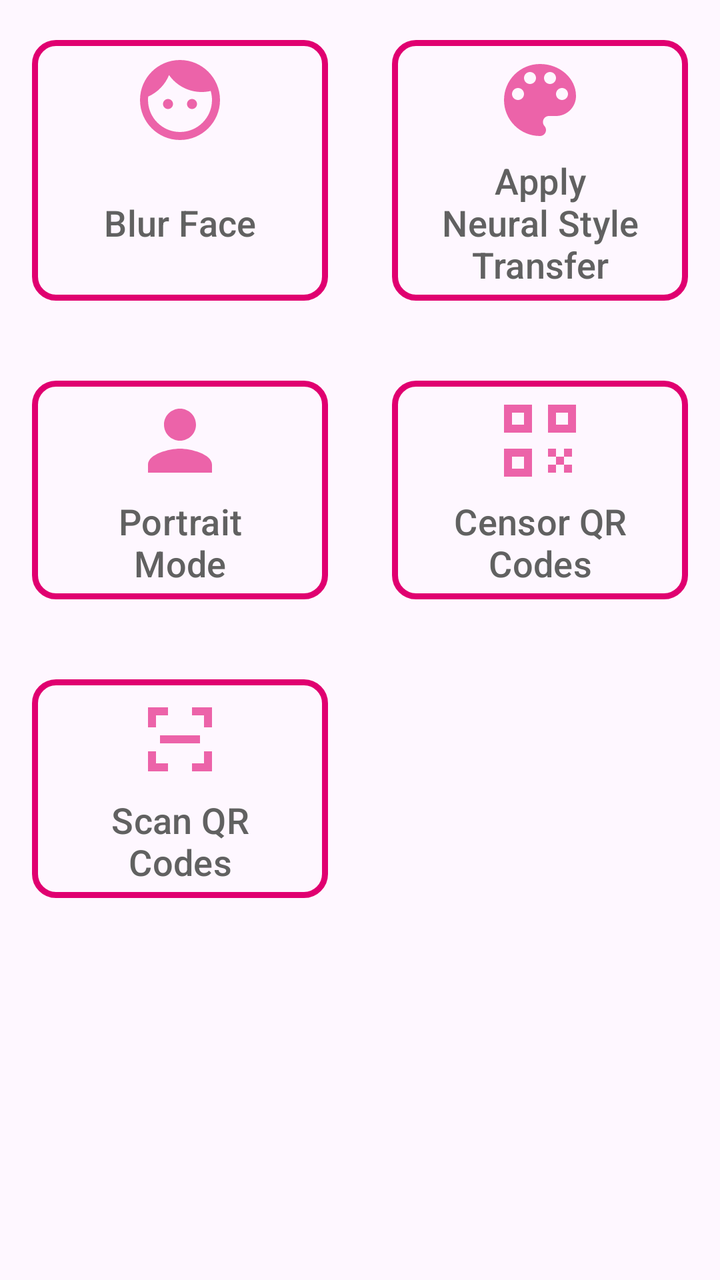
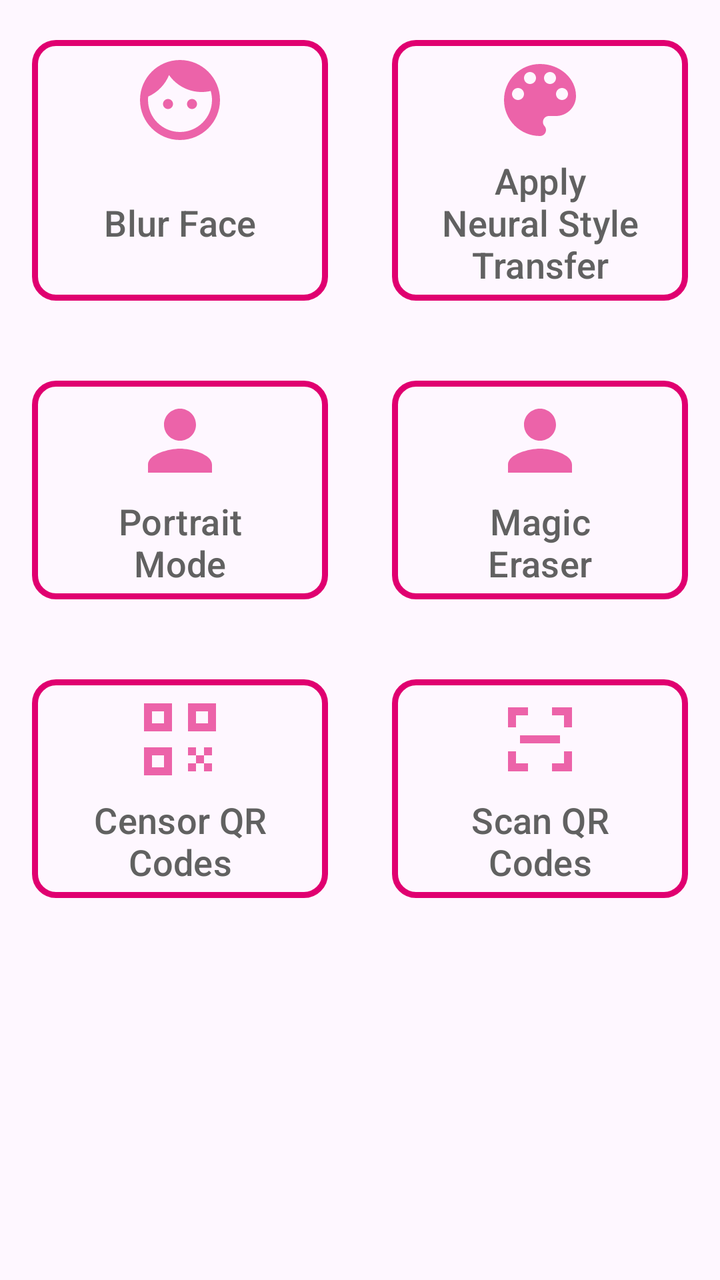

Two renders of the same Android screen: before a commit and after it. Below are the layout's source before the change and the commit's diff.
<!-- AndroidManifest.xml: application theme Theme.Asnapblur -->
<!-- res/layout/page_home.xml -->
<?xml version="1.0" encoding="utf-8"?>
<androidx.drawerlayout.widget.DrawerLayout xmlns:android="http://schemas.android.com/apk/res/android"
    xmlns:app="http://schemas.android.com/apk/res-auto"
    android:id="@+id/drawer"
    android:layout_width="match_parent"
    android:layout_height="match_parent">

    <LinearLayout
        android:layout_width="match_parent"
        android:layout_height="match_parent"
        android:orientation="vertical">

        <FrameLayout
            android:id="@+id/container_app_bar"
            android:layout_width="match_parent"
            android:layout_height="wrap_content" />

        <GridLayout
            android:layout_width="match_parent"
            android:layout_height="wrap_content"
            android:columnCount="@integer/grid_column_count">

            <com.google.android.material.button.MaterialButton
                android:id="@+id/button_blur_face"
                style="@style/Theme.Asnapblur.HomeMenuButton"
                android:layout_width="0dp"
                android:layout_height="wrap_content"
                android:layout_columnWeight="1"
                android:layout_gravity="fill"
                android:gravity="center"
                android:text="@string/title_blur_face"
                app:icon="@drawable/ic_face_black" />

            <com.google.android.material.button.MaterialButton
                android:id="@+id/button_nst_apply_picture"
                style="@style/Theme.Asnapblur.HomeMenuButton"
                android:layout_width="0dp"
                android:layout_height="wrap_content"
                android:layout_columnWeight="1"
                android:layout_gravity="fill"
                android:gravity="center"
                android:text="@string/title_nst_apply_image"
                app:icon="@drawable/ic_palette_black" />

            <com.google.android.material.button.MaterialButton
                android:id="@+id/button_portrait_mode"
                style="@style/Theme.Asnapblur.HomeMenuButton"
                android:layout_width="0dp"
                android:layout_height="wrap_content"
                android:layout_columnWeight="1"
                android:layout_gravity="fill"
                android:gravity="center"
                android:text="@string/title_portrait_mode"
                app:icon="@drawable/ic_portrait_black" />

            <com.google.android.material.button.MaterialButton
                android:id="@+id/button_qr_censor"
                style="@style/Theme.Asnapblur.HomeMenuButton"
                android:layout_width="0dp"
                android:layout_height="wrap_content"
                android:layout_columnWeight="1"
                android:layout_gravity="fill"
                android:gravity="center"
                android:text="@string/title_qr_censor"
                app:icon="@drawable/ic_qr_code_black" />

            <com.google.android.material.button.MaterialButton
                android:id="@+id/button_qr_scan"
                style="@style/Theme.Asnapblur.HomeMenuButton"
                android:layout_width="0dp"
                android:layout_height="wrap_content"
                android:layout_columnWeight="1"
                android:layout_gravity="fill"
                android:gravity="center"
                android:text="@string/title_qr_scan"
                app:icon="@drawable/ic_qr_code_scanner_black" />
        </GridLayout>
    </LinearLayout>
</androidx.drawerlayout.widget.DrawerLayout>
<!-- resources referenced by this layout -->
<resources>
  <!-- drawable ic_portrait_black (drawable-anydpi) -->
  <vector xmlns:android="http://schemas.android.com/apk/res/android"
      android:width="24dp"
      android:height="24dp"
      android:viewportWidth="24"
      android:viewportHeight="24"
      android:tint="#333333"
      android:alpha="0.6">
    <path
        android:fillColor="@android:color/white"
        android:pathData="M12,12c2.21,0 4,-1.79 4,-4s-1.79,-4 -4,-4 -4,1.79 -4,4 1.79,4 4,4zM12,14c-2.67,0 -8,1.34 -8,4v2h16v-2c0,-2.66 -5.33,-4 -8,-4z"/>
  </vector>
  <!-- drawable ic_qr_code_black (drawable-anydpi) -->
  <vector xmlns:android="http://schemas.android.com/apk/res/android"
      android:width="24dp"
      android:height="24dp"
      android:viewportWidth="24"
      android:viewportHeight="24"
      android:tint="#333333"
      android:alpha="0.6">
    <path
        android:fillColor="@android:color/white"
        android:pathData="M3,3h7v7H3V3z M5,5v3h3V5H5z M14,3h7v7h-7V3z M16,5v3h3V5h-3z M3,14h7v7H3V14z M5,16v3h3v-3H5z M14,14h2v2h-2V14z M18,14h2v2h-2V14z M16,16h2v2h-2V16z M14,18h2v2h-2V18z M18,18h2v2h-2V18z"/>
  </vector>
  <!-- drawable ic_qr_code_scanner_black (drawable-anydpi) -->
  <vector xmlns:android="http://schemas.android.com/apk/res/android"
      android:width="24dp"
      android:height="24dp"
      android:viewportWidth="24"
      android:viewportHeight="24"
      android:tint="#333333"
      android:alpha="0.6">
    <path
        android:fillColor="@android:color/white"
        android:pathData="M4,4h5v2H6v3H4V4z M15,4h5v5h-2V6h-3V4z M4,15h2v3h3v2H4V15z M18,15h2v5h-5v-2h3V15z M7,11h10v2H7V11z"/>
  </vector>
  <integer name="grid_column_count">2</integer>
  <string name="title_blur_face">Blur Face</string>
  <string name="title_nst_apply_image">Apply Neural Style Transfer</string>
  <string name="title_portrait_mode">Portrait Mode</string>
  <string name="title_qr_censor">Censor QR Codes</string>
  <string name="title_qr_scan">Scan QR Codes</string>
  <style name="Theme.Asnapblur.HomeMenuButton" parent="Widget.Material3.Button.OutlinedButton">
          <item name="android:gravity">center</item>
          <item name="android:textAllCaps">false</item>
          <item name="android:textColor">@color/daynight_gray_700_white</item>
          <item name="android:textSize">@dimen/text_nav_menu</item>
          <item name="android:textStyle">normal</item>
          <item name="android:layout_margin">16dp</item>
          <item name="strokeWidth">3dp</item>
          <item name="strokeColor">?attr/colorSecondary</item>
          <item name="cornerRadius">12dp</item>
          <item name="iconSize">48dp</item>
          <item name="iconTint">?attr/colorSecondary</item>
          <item name="iconGravity">top</item>
      </style>
  <style name="Theme.Asnapblur" parent="Theme.Material3.DayNight">
          
          <item name="colorPrimary">@color/red_800</item>
          <item name="colorPrimaryVariant">@color/light_blue_300</item>
          <item name="colorOnPrimary">@color/white</item>
          
          <item name="colorSecondary">@color/magenta_600</item>
          <item name="colorSecondaryVariant">@color/orange_800</item>
          <item name="colorOnSecondary">@color/black</item>
          
          <item name="android:textColor">@color/gray_700</item>
      </style>
  <color name="daynight_gray_700_white">@color/gray_700</color>
  <dimen name="text_nav_menu">18sp</dimen>
  <color name="red_800">#E00000</color>
  <color name="light_blue_300">#00E0E0</color>
  <color name="white">#FFFFFFFF</color>
  <color name="magenta_600">#E00070</color>
  <color name="orange_800">#E07000</color>
  <color name="black">#FF000000</color>
  <color name="gray_700">#616161</color>
  <!-- unchanged entries left out for length: 2 -->
</resources>

<!-- the commit's change to res/layout/page_home.xml (unified diff, before → after) -->
@@ -54,6 +54,17 @@
                 app:icon="@drawable/ic_portrait_black" />
 
             <com.google.android.material.button.MaterialButton
+                android:id="@+id/button_magic_eraser"
+                style="@style/Theme.Asnapblur.HomeMenuButton"
+                android:layout_width="0dp"
+                android:layout_height="wrap_content"
+                android:layout_columnWeight="1"
+                android:layout_gravity="fill"
+                android:gravity="center"
+                android:text="@string/title_magic_eraser"
+                app:icon="@drawable/ic_portrait_black" />
+
+            <com.google.android.material.button.MaterialButton
                 android:id="@+id/button_qr_censor"
                 style="@style/Theme.Asnapblur.HomeMenuButton"
                 android:layout_width="0dp"
<!-- resource entries referenced after the edit -->
@@ -38,6 +38,7 @@
   </vector>
   <integer name="grid_column_count">2</integer>
   <string name="title_blur_face">Blur Face</string>
+  <string name="title_magic_eraser">Magic Eraser</string>
   <string name="title_nst_apply_image">Apply Neural Style Transfer</string>
   <string name="title_portrait_mode">Portrait Mode</string>
   <string name="title_qr_censor">Censor QR Codes</string>
